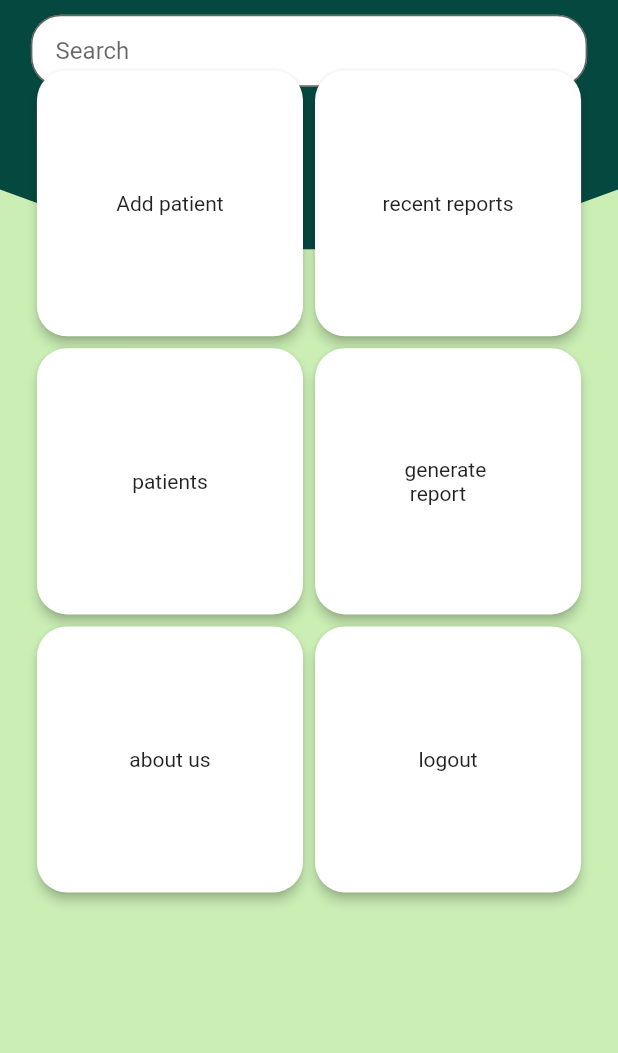
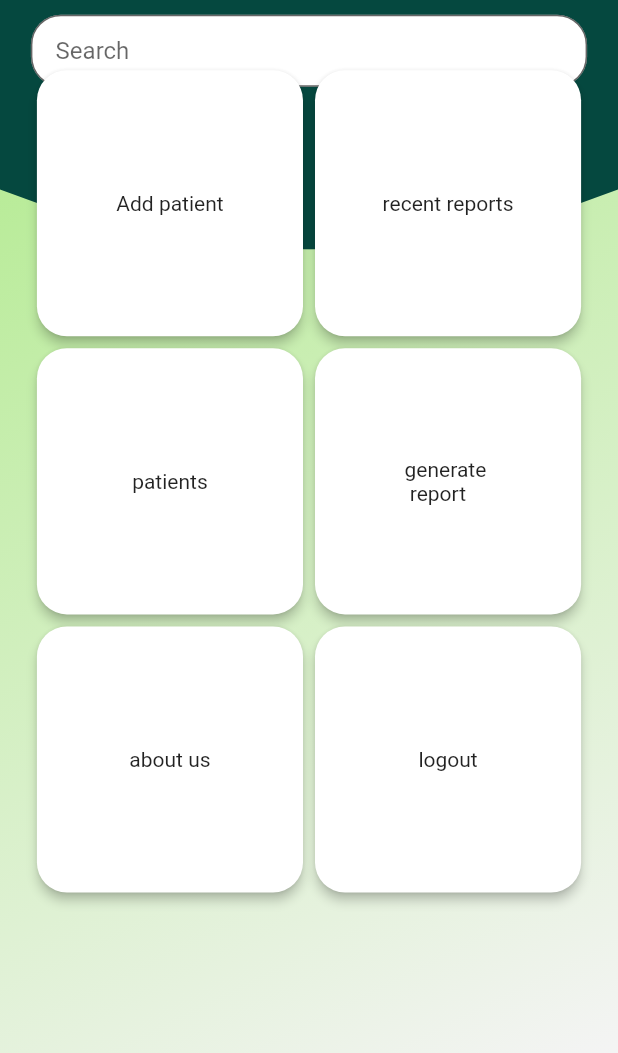
Before and after one commit to Dragsters/Nutrihelp, a Flutter app: the screen it shows after launch, on a phone screen of 412 x 824 dp, the part 183-1236 px from its top. Run offline on Flutter 3.47's test engine with Material 2 defaults, Android fonts, the phone set to English and light mode, and no system bars; our stand-ins replace flutter_custom_clippers, google_fonts; Roboto replaces fonts that are missing (Redressed).

Commit message:
gradient background update

```diff
--- a/client/lib/dashboardScreen.dart
+++ b/client/lib/dashboardScreen.dart
@@ -15,11 +15,19 @@ class DashBoardScreen extends StatelessWidget {
       'about us',
       'logout'
     ];
+    // background: linear-gradient(167.83deg, #A6E97C 3.71%, #F4F4F4 100%);
+
     double deviceWidth = MediaQuery.of(context).size.width;
     double deviceHeight = MediaQuery.of(context).size.height;
-    return Scaffold(
+    return Container(
+      decoration: BoxDecoration(
+          gradient: LinearGradient(
+              begin: Alignment.topLeft,
+              end: Alignment.bottomRight,
+              colors: [Color(0xffA6E97C), Color(0xffF4F4F4)])),
+      child: Scaffold(
         resizeToAvoidBottomInset: false,
-      backgroundColor: Color(0xffcaeeb4),
+        backgroundColor: Colors.transparent,
         body: Stack(
           alignment: AlignmentDirectional.topCenter,
           children: [
@@ -54,7 +62,8 @@ class DashBoardScreen extends StatelessWidget {
                 child: Text('NutriHelp',
                     style: GoogleFonts.redressed(
                         textStyle: TextStyle(
-                          color: Colors.white, fontSize: deviceWidth * 0.1)))),
+                            color: Colors.white,
+                            fontSize: deviceWidth * 0.1)))),
             Column(
               children: [
                 SizedBox(
@@ -96,6 +105,7 @@ class DashBoardScreen extends StatelessWidget {
             ),
           ],
         ),
+      ),
     );
   }
 }
```
Lines whose indentation alone changed are shown as unchanged.
